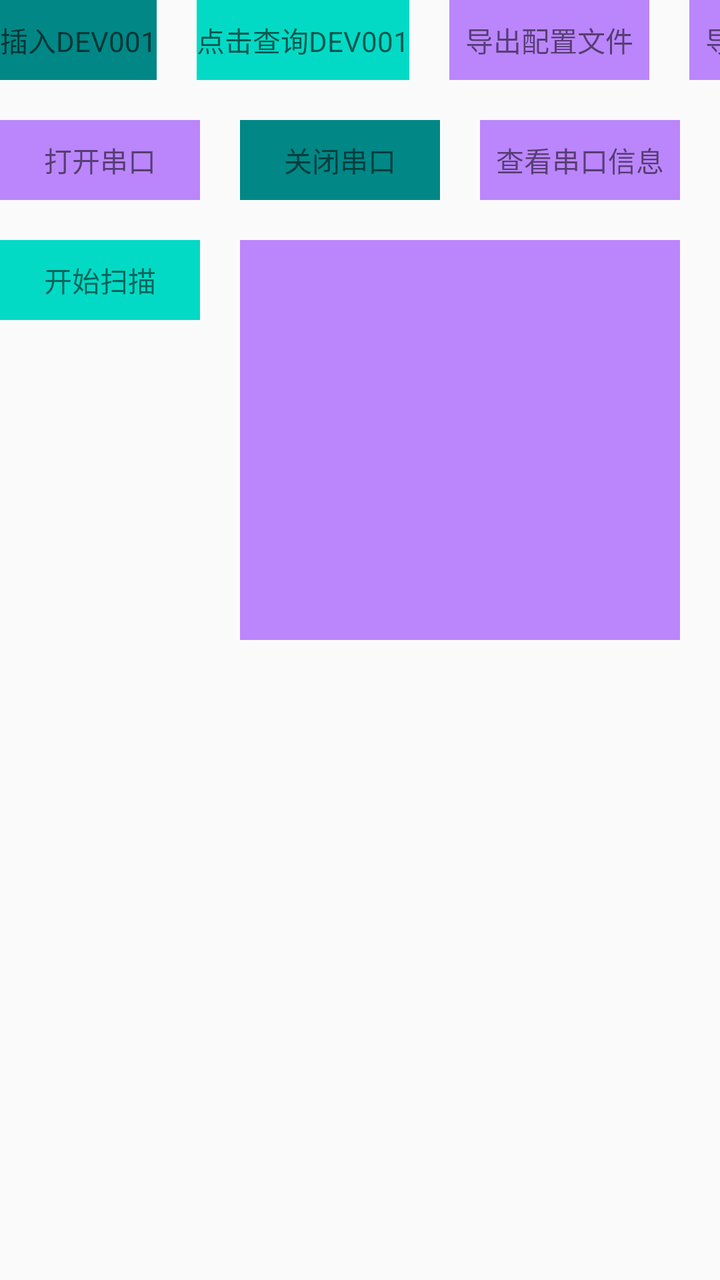
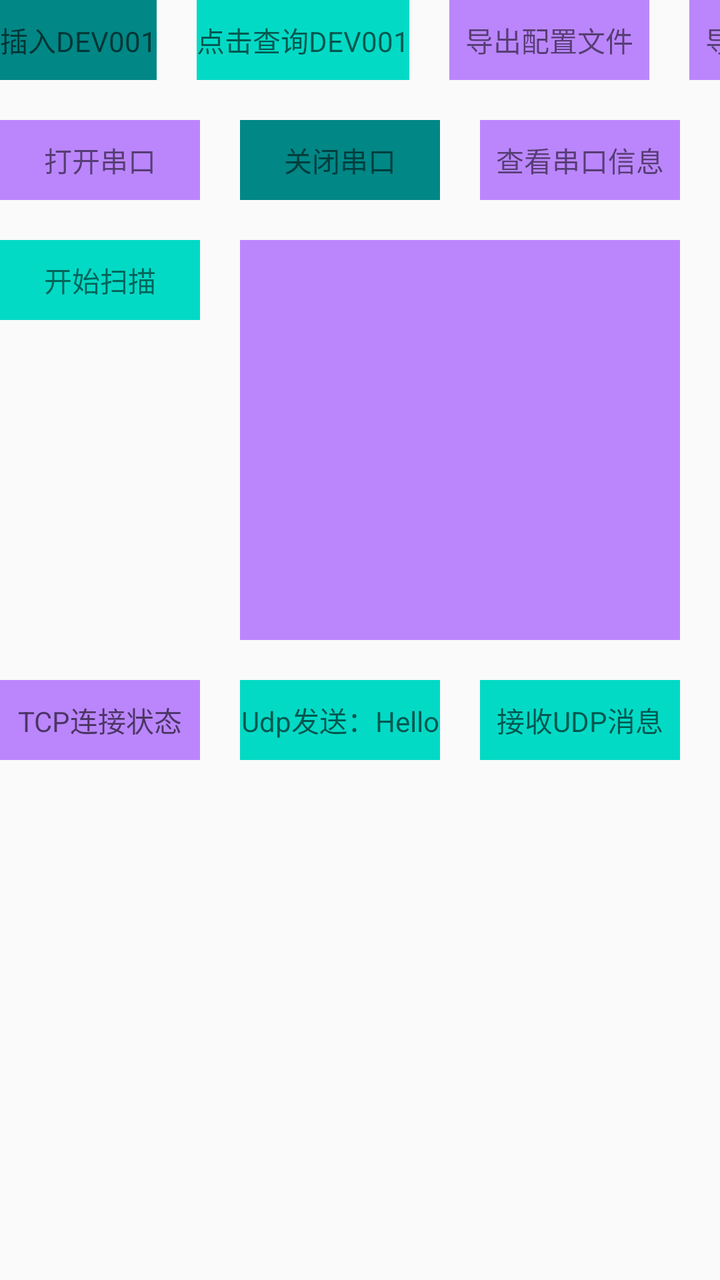

The first picture is an Android layout as it rendered before a commit; the second is the same layout after the commit. The layout source and the unified diff follow.
<!-- AndroidManifest.xml: activity theme AppTheme -->
<!-- res/layout/activity_main.xml -->
<?xml version="1.0" encoding="utf-8"?>
<layout xmlns:android="http://schemas.android.com/apk/res/android"
    xmlns:app="http://schemas.android.com/apk/res-auto">

    <androidx.constraintlayout.widget.ConstraintLayout
        android:layout_width="match_parent"
        android:layout_height="match_parent">

        <androidx.constraintlayout.widget.ConstraintLayout
            android:id="@+id/cl_content1"
            android:layout_width="wrap_content"
            android:layout_height="wrap_content"
            app:layout_constraintStart_toStartOf="parent"
            app:layout_constraintTop_toTopOf="parent"
            >
            <TextView
                android:id="@+id/tv_insert"
                android:layout_width="wrap_content"
                android:layout_height="40dp"
                android:background="@color/teal_700"
                android:gravity="center"
                android:hint="插入DEV001"
                app:layout_constraintStart_toStartOf="parent"
                app:layout_constraintTop_toTopOf="parent"/>

            <TextView
                android:id="@+id/tv_name"
                android:layout_width="wrap_content"
                android:layout_height="40dp"
                android:background="@color/teal_200"
                android:gravity="center"
                android:hint="点击查询DEV001"
                android:layout_marginLeft="20dp"
                app:layout_constraintStart_toEndOf="@id/tv_insert"
                app:layout_constraintTop_toTopOf="parent"/>

            <TextView
                android:id="@+id/tv_export"
                android:layout_width="100dp"
                android:layout_height="40dp"
                android:background="@color/purple_200"
                android:gravity="center"
                android:text="导出配置文件"
                android:layout_marginLeft="20dp"
                app:layout_constraintStart_toEndOf="@id/tv_name"
                app:layout_constraintTop_toTopOf="parent"
                />

            <TextView
                android:id="@+id/tv_import"
                android:layout_width="100dp"
                android:layout_height="40dp"
                android:background="@color/purple_200"
                android:gravity="center"
                android:text="导入配置文件"
                android:layout_marginLeft="20dp"
                app:layout_constraintStart_toEndOf="@id/tv_export"
                app:layout_constraintTop_toTopOf="parent"
                />

            <TextView
                android:id="@+id/tv_content"
                android:layout_width="wrap_content"
                android:layout_height="40dp"
                android:background="@color/teal_700"
                android:gravity="center"
                android:hint="文件内容"
                android:layout_marginLeft="20dp"
                app:layout_constraintStart_toEndOf="@id/tv_import"
                app:layout_constraintTop_toTopOf="@id/tv_import"
                app:layout_constraintBottom_toBottomOf="@id/tv_import"
                />

            <TextView
                android:id="@+id/tv_crash"
                android:layout_width="100dp"
                android:layout_height="40dp"
                android:background="@color/purple_200"
                android:gravity="center"
                android:text="闪退测试"
                android:layout_marginLeft="20dp"
                app:layout_constraintStart_toEndOf="@id/tv_content"
                app:layout_constraintTop_toTopOf="parent"
                />

            <TextView
                android:id="@+id/tv_stop_collect"
                android:layout_width="120dp"
                android:layout_height="40dp"
                android:background="@color/teal_700"
                android:gravity="center"
                android:text="停止work定时采集"
                android:layout_marginLeft="20dp"
                app:layout_constraintStart_toEndOf="@id/tv_crash"
                app:layout_constraintTop_toTopOf="parent"
                />

        </androidx.constraintlayout.widget.ConstraintLayout>

        <androidx.constraintlayout.widget.ConstraintLayout
            android:id="@+id/cl_content2"
            android:layout_width="wrap_content"
            android:layout_height="wrap_content"
            android:layout_marginTop="20dp"
            app:layout_constraintStart_toStartOf="parent"
            app:layout_constraintTop_toBottomOf="@id/cl_content1"
            >

            <TextView
                android:id="@+id/tv_serial"
                android:layout_width="100dp"
                android:layout_height="40dp"
                android:background="@color/purple_200"
                android:text="打开串口"
                android:gravity="center"
                app:layout_constraintStart_toStartOf="parent"
                app:layout_constraintTop_toTopOf="parent"
                />

            <TextView
                android:id="@+id/tv_close_serial"
                android:layout_width="100dp"
                android:layout_height="40dp"
                android:background="@color/teal_700"
                android:text="关闭串口"
                android:gravity="center"
                android:layout_marginLeft="20dp"
                app:layout_constraintStart_toEndOf="@id/tv_serial"
                app:layout_constraintTop_toTopOf="parent"
                />

            <TextView
                android:id="@+id/tv_check_serial"
                android:layout_width="100dp"
                android:layout_height="40dp"
                android:background="@color/purple_200"
                android:text="查看串口信息"
                android:gravity="center"
                android:layout_marginLeft="20dp"
                app:layout_constraintStart_toEndOf="@id/tv_close_serial"
                app:layout_constraintTop_toTopOf="parent"
                />

            <TextView
                android:id="@+id/tv_send"
                android:layout_width="120dp"
                android:layout_height="40dp"
                android:background="@color/teal_700"
                android:text="发送十六进制指令"
                android:gravity="center"
                android:layout_marginLeft="20dp"
                app:layout_constraintStart_toEndOf="@id/tv_check_serial"
                app:layout_constraintTop_toTopOf="parent"
                />

            <TextView
                android:id="@+id/tv_receive"
                android:layout_width="120dp"
                android:layout_height="40dp"
                android:background="@color/purple_200"
                android:text="接收十六进制指令"
                android:gravity="center"
                android:layout_marginLeft="20dp"
                app:layout_constraintStart_toEndOf="@id/tv_send"
                app:layout_constraintTop_toTopOf="parent"
                />

            <TextView
                android:id="@+id/tv_read"
                android:layout_width="100dp"
                android:layout_height="40dp"
                android:background="@color/teal_200"
                android:text="读寄存器"
                android:gravity="center"
                android:layout_marginLeft="20dp"
                app:layout_constraintStart_toEndOf="@id/tv_receive"
                app:layout_constraintTop_toTopOf="parent"
                />

            <TextView
                android:id="@+id/tv_write"
                android:layout_width="100dp"
                android:layout_height="40dp"
                android:background="@color/purple_200"
                android:text="写寄存器"
                android:gravity="center"
                android:layout_marginLeft="20dp"
                app:layout_constraintStart_toEndOf="@id/tv_read"
                app:layout_constraintTop_toTopOf="parent"
                />

            <TextView
                android:id="@+id/tv_state"
                android:layout_width="100dp"
                android:layout_height="40dp"
                android:background="@color/teal_200"
                android:gravity="center"
                android:layout_marginLeft="20dp"
                app:layout_constraintStart_toEndOf="@id/tv_write"
                app:layout_constraintTop_toTopOf="parent"
                />

        </androidx.constraintlayout.widget.ConstraintLayout>

        <androidx.constraintlayout.widget.ConstraintLayout
            android:id="@+id/cl_content3"
            android:layout_width="match_parent"
            android:layout_height="wrap_content"
            android:layout_marginTop="20dp"
            app:layout_constraintStart_toStartOf="parent"
            app:layout_constraintTop_toBottomOf="@id/cl_content2"
            >

            <TextView
                android:id="@+id/tv_scan"
                android:layout_width="100dp"
                android:layout_height="40dp"
                android:background="@color/teal_200"
                android:text="开始扫描"
                android:gravity="center"
                app:layout_constraintStart_toStartOf="parent"
                app:layout_constraintTop_toTopOf="parent"
                />

            <androidx.recyclerview.widget.RecyclerView
                android:id="@+id/rv_device_list"
                android:layout_width="220dp"
                android:layout_height="200dp"
                android:textSize="16sp"
                android:layout_marginLeft="20dp"
                android:hint="扫描到的BLE设备将显示在这里..."
                android:background="@color/purple_200"
                app:layout_constraintStart_toEndOf="@id/tv_scan"
                app:layout_constraintTop_toTopOf="parent"
                />

            <TextView
                android:id="@+id/tv_device_info"
                android:layout_width="100dp"
                android:layout_height="40dp"
                android:background="@color/teal_200"
                android:hint="设备信息"
                android:gravity="center"
                android:layout_marginLeft="20dp"
                app:layout_constraintStart_toEndOf="@id/rv_device_list"
                app:layout_constraintTop_toTopOf="parent"
                />

            <TextView
                android:id="@+id/tv_write_char"
                android:layout_width="100dp"
                android:layout_height="40dp"
                android:background="@color/purple_200"
                android:text="写入特征值"
                android:gravity="center"
                android:layout_marginLeft="20dp"
                app:layout_constraintStart_toEndOf="@id/tv_device_info"
                app:layout_constraintTop_toTopOf="parent"
                />

        </androidx.constraintlayout.widget.ConstraintLayout>

    </androidx.constraintlayout.widget.ConstraintLayout>

</layout>
<!-- resources referenced by this layout -->
<resources>
  <color name="purple_200">#FFBB86FC</color>
  <color name="teal_200">#FF03DAC5</color>
  <color name="teal_700">#FF018786</color>
  <style name="AppTheme" parent="Theme.AppCompat.Light.NoActionBar" />
</resources>

<!-- the commit's change to res/layout/activity_main.xml (unified diff, before → after) -->
@@ -260,6 +260,51 @@
 
         </androidx.constraintlayout.widget.ConstraintLayout>
 
+    <androidx.constraintlayout.widget.ConstraintLayout
+        android:id="@+id/cl_content4"
+        android:layout_width="match_parent"
+        android:layout_height="wrap_content"
+        android:layout_marginTop="20dp"
+        app:layout_constraintStart_toStartOf="parent"
+        app:layout_constraintTop_toBottomOf="@id/cl_content3">
+
+        <TextView
+            android:id="@+id/tv_tcp"
+            android:layout_width="100dp"
+            android:layout_height="40dp"
+            android:background="@color/purple_200"
+            android:gravity="center"
+            android:hint="TCP连接状态"
+            app:layout_constraintStart_toStartOf="parent"
+            app:layout_constraintTop_toTopOf="parent"
+            />
+
+        <TextView
+            android:id="@+id/tv_udp"
+            android:layout_width="100dp"
+            android:layout_height="40dp"
+            android:background="@color/teal_200"
+            android:gravity="center"
+            android:hint="Udp发送：Hello"
+            android:layout_marginLeft="20dp"
+            app:layout_constraintStart_toEndOf="@id/tv_tcp"
+            app:layout_constraintTop_toTopOf="parent"
+            />
+
+        <TextView
+            android:id="@+id/tv_udp_content"
+            android:layout_width="100dp"
+            android:layout_height="40dp"
+            android:background="@color/teal_200"
+            android:gravity="center"
+            android:hint="接收UDP消息"
+            android:layout_marginLeft="20dp"
+            app:layout_constraintStart_toEndOf="@id/tv_udp"
+            app:layout_constraintTop_toTopOf="parent"
+            />
+
     </androidx.constraintlayout.widget.ConstraintLayout>
 
+    </androidx.constraintlayout.widget.ConstraintLayout>
+
 </layout>
